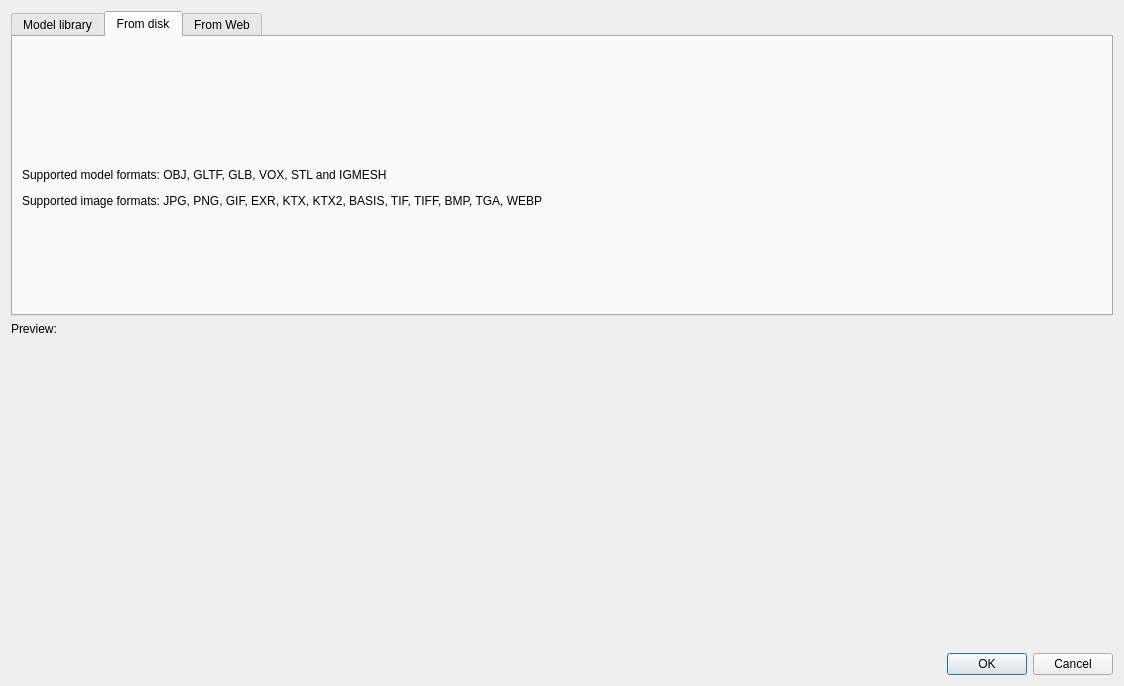
This is gui_client/AddObjectDialog.ui in shipilovden/sub-metasiberia as Qt 5 draws it before an edit. The edited form follows.
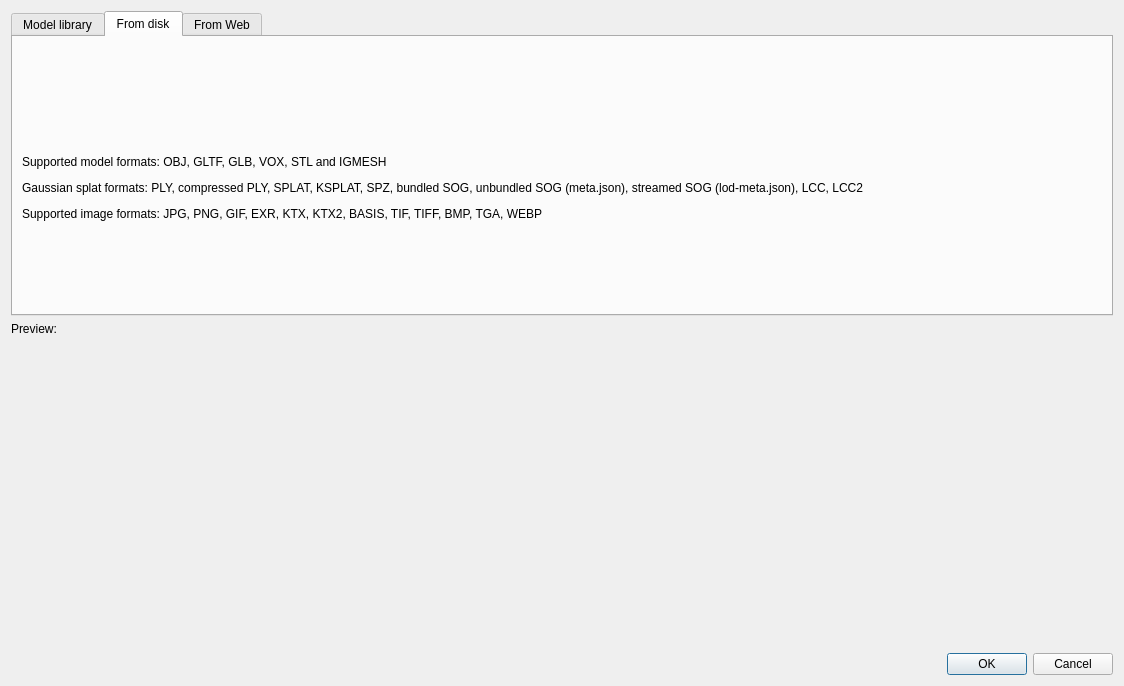
This is the edited form. The open tabs and pages were chosen to show the change. Custom widgets are drawn as their Qt base class.

Commit message: feat(metasiberia): integrate terrain tools and Gaussian splats

```diff
--- a/gui_client/AddObjectDialog.ui
+++ b/gui_client/AddObjectDialog.ui
@@ -47,7 +47,7 @@
        <item>
         <widget class="QLabel" name="label_3">
          <property name="text">
-          <string>&lt;html&gt;&lt;head/&gt;&lt;body&gt;&lt;p&gt;Supported model formats: OBJ, GLTF, GLB, VOX, STL and IGMESH&lt;/p&gt;&lt;p&gt;Supported image formats: JPG, PNG, GIF, EXR, KTX, KTX2, BASIS, TIF, TIFF, BMP, TGA, WEBP&lt;/p&gt;&lt;/body&gt;&lt;/html&gt;</string>
+          <string>&lt;html&gt;&lt;head/&gt;&lt;body&gt;&lt;p&gt;Supported model formats: OBJ, GLTF, GLB, VOX, STL and IGMESH&lt;/p&gt;&lt;p&gt;Gaussian splat formats: PLY, compressed PLY, SPLAT, KSPLAT, SPZ, bundled SOG, unbundled SOG (meta.json), streamed SOG (lod-meta.json), LCC, LCC2&lt;/p&gt;&lt;p&gt;Supported image formats: JPG, PNG, GIF, EXR, KTX, KTX2, BASIS, TIF, TIFF, BMP, TGA, WEBP&lt;/p&gt;&lt;/body&gt;&lt;/html&gt;</string>
          </property>
          <property name="wordWrap">
           <bool>false</bool>
```
The commit also changes 56 other files.
